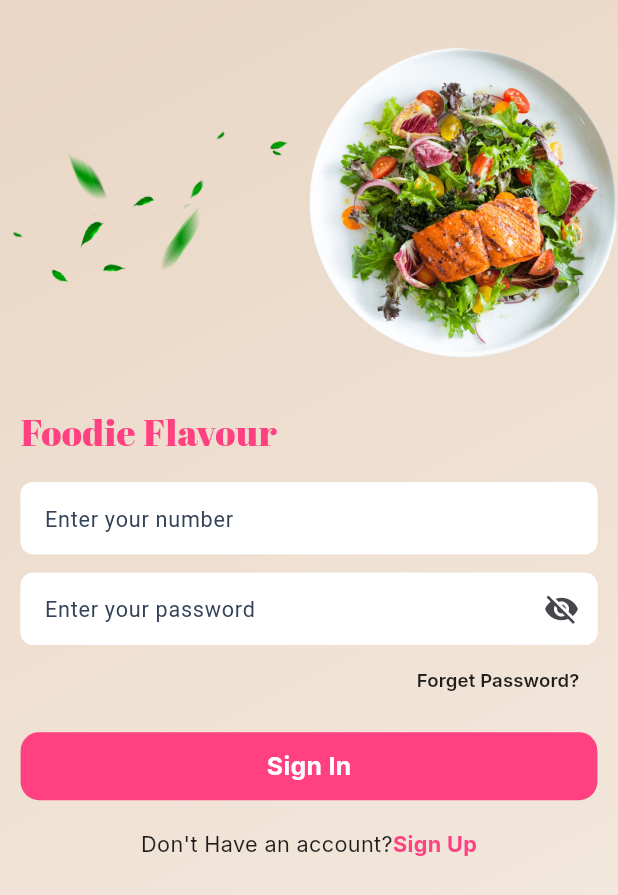
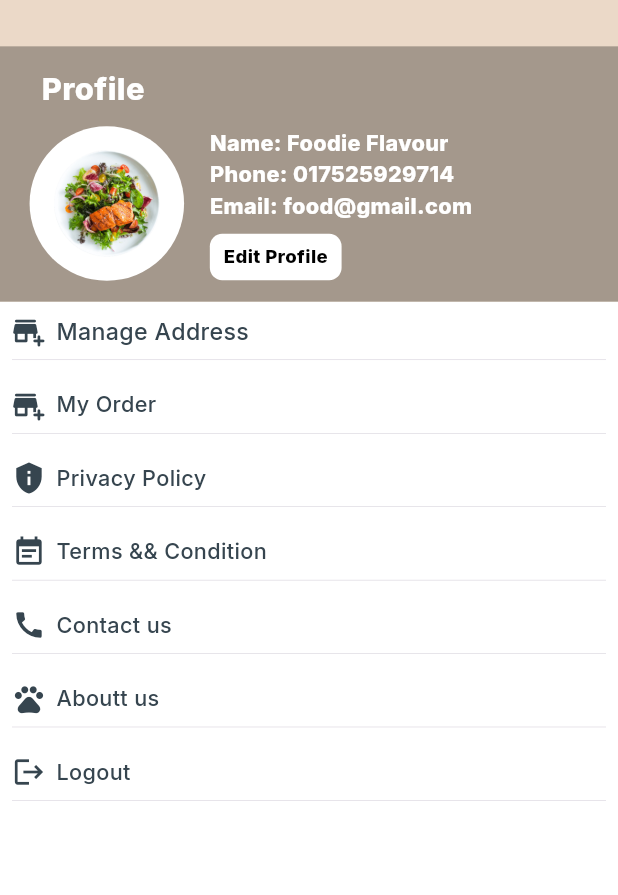
Before and after one commit to nurnabimiah/Foodie-User-App, a Flutter app: the screen it shows after launch, on a phone screen of 412 x 824 dp. Shown: the top 895 px of the screen. Run offline on Flutter 3.47's test engine with Material 2 defaults, Android fonts, the phone set to English and light mode, and no system bars; our stand-ins replace dio, flutter_screenutil, get, get_it, google_fonts, lottie and 2 more.

Commit message:
added: logout design (done)

```diff
--- a/lib/main.dart
+++ b/lib/main.dart
@@ -40,6 +40,7 @@ import 'package:foodie_resturent_user_app/view/screen/notification_screen/notifi
 import 'package:foodie_resturent_user_app/view/screen/onboarding_screen/onboarding_screen.dart';
 import 'package:foodie_resturent_user_app/view/screen/order_screen/my_order_screen.dart';
 import 'package:foodie_resturent_user_app/view/screen/order_screen/order_details_screen.dart';
+import 'package:foodie_resturent_user_app/view/screen/profile_screen/profile_screen.dart';
 import 'package:foodie_resturent_user_app/view/screen/splash_screen/splash_screen.dart';
 import 'package:get/get.dart';
 import 'di_container.dart' as di;
@@ -86,7 +87,8 @@ class MyApp extends StatelessWidget {
               useMaterial3: true,
               primarySwatch: Colors.red,
             ),
-            initialRoute: LoginScreen.routeName,
+            //initialRoute: LoginScreen.routeName,
+            initialRoute: ProfileScreen.routeName,
             getPages: [
               GetPage(name: SplashScreen.routeName, page: () => SplashScreen()),
               GetPage(name:OnbordingScreen.routeName, page: () => OnbordingScreen()),
@@ -99,6 +101,7 @@ class MyApp extends StatelessWidget {
               GetPage(name:OrderDetailsScreen.routeName, page: () => OrderDetailsScreen()),
               GetPage(name:FavouriteListScreen.routeName, page: () => FavouriteListScreen()),
               GetPage(name:NotificationScreen.routeName, page: () => NotificationScreen()),
+              GetPage(name:ProfileScreen.routeName, page: () => const ProfileScreen()),
             ],
           );
         });
--- /dev/null
+++ b/lib/view/screen/profile_screen/profile_screen.dart
@@ -0,0 +1,159 @@
+
+import 'package:flutter/material.dart';
+import 'package:flutter_screenutil/flutter_screenutil.dart';
+import 'package:foodie_resturent_user_app/utils/app_style.dart';
+
+import '../../../utils/app_color_resources/app_color_resources.dart';
+import '../../widget/profile_section_widget/profile_section_widget.dart';
+
+class ProfileScreen extends StatelessWidget {
+  static const String routeName = '/profile_route';
+  const ProfileScreen({Key? key}) : super(key: key);
+
+  @override
+  Widget build(BuildContext context) {
+    return Scaffold(
+      backgroundColor:AppColorResources.primaryColor.withOpacity(0.93),
+      body: Container(
+      width: double.infinity,
+
+        child: Column(
+          children: [
+            SizedBox(height: 30.h,),
+
+            //.....................profile section..............................
+            ProfileSection(),
+
+            //................profile section item .............................
+            Expanded(
+              child: Container(
+                decoration: BoxDecoration(
+                  color: AppColorResources.primaryWhiteColor,),
+
+                child: Padding(
+                  padding: const EdgeInsets.all(8.0),
+                  child: SingleChildScrollView(
+                    child: Column(
+                      children: [
+                        GestureDetector(
+                          onTap: (){},
+                          child: Row(
+                            children: [
+                              Icon(Icons.add_business_rounded,color: AppColorResources.subBlackColor,size: 22.sp,),
+                              SizedBox(width: 6.w,),
+                              Text('Manage Address',style: myStyleInter(15.sp,  AppColorResources.subBlackColor,FontWeight.w500),),
+                            ],
+                          ),
+                        ),
+                        Divider(thickness: 0.3,),
+                        SizedBox(height: 10.h,),
+
+                        //...........order......................................
+                        GestureDetector(
+                          onTap: (){},
+                          child: Row(
+                            children: [
+                              Icon(Icons.add_business_rounded,color: AppColorResources.subBlackColor,size: 22.sp,),
+                              SizedBox(width: 6.w,),
+                              Text('My Order',style: myStyleInter(14.sp,  AppColorResources.subBlackColor,FontWeight.w500),),
+                            ],
+                          ),
+                        ),
+                        Divider(thickness: 0.3,),
+                        SizedBox(height: 10.h,),
+
+                        //..........privacy policy................................
+                        GestureDetector(
+                          onTap: (){},
+                          child: Row(
+                            children: [
+                              Icon(Icons.privacy_tip,color: AppColorResources.subBlackColor,size: 22.sp,),
+                              SizedBox(width: 6.w,),
+                              Text('Privacy Policy',style: myStyleInter(14.sp,  AppColorResources.subBlackColor,FontWeight.w500),),
+                            ],
+                          ),
+                        ),
+                        Divider(thickness: 0.3,),
+                        SizedBox(height: 10.h,),
+
+
+                        //.......termas and condition...............................
+                        GestureDetector(
+                          onTap: (){},
+                          child: Row(
+                            children: [
+                              Icon(Icons.event_note,color: AppColorResources.subBlackColor,size: 22.sp,),
+                              SizedBox(width: 6.w,),
+                              Text('Terms && Condition',style: myStyleInter(14.sp,  AppColorResources.subBlackColor,FontWeight.w500),),
+                            ],
+                          ),
+                        ),
+                        Divider(thickness: 0.3,),
+                        SizedBox(height: 10.h,),
+
+
+
+                        //.......Contact us.......................................
+                        GestureDetector(
+                          onTap: (){},
+                          child: Row(
+                            children: [
+                              Icon(Icons.call,color: AppColorResources.subBlackColor,size: 22.sp,),
+                              SizedBox(width: 6.w,),
+                              Text('Contact us',style: myStyleInter(14.sp,  AppColorResources.subBlackColor,FontWeight.w500),),
+                            ],
+                          ),
+                        ),
+                        Divider(thickness: 0.3,),
+                        SizedBox(height: 10.h,),
+
+
+
+                        //.......Contact us.......................................
+                        GestureDetector(
+                          onTap: (){},
+                          child: Row(
+                            children: [
+                              Icon(Icons.pets_outlined,color: AppColorResources.subBlackColor,size: 22.sp,),
+                              SizedBox(width: 6.w,),
+                              Text('Aboutt us',style: myStyleInter(14.sp,  AppColorResources.subBlackColor,FontWeight.w500),),
+                            ],
+                          ),
+                        ),
+                        Divider(thickness: 0.3,),
+                        SizedBox(height: 10.h,),
+
+
+
+                        //.......Logout.......................................
+                        GestureDetector(
+                          onTap: (){},
+                          child: Row(
+                            children: [
+                              Icon(Icons.logout,color: AppColorResources.subBlackColor,size: 22.sp,),
+                              SizedBox(width: 6.w,),
+                              Text('Logout',style: myStyleInter(14.sp,  AppColorResources.subBlackColor,FontWeight.w500),),
+                            ],
+                          ),
+                        ),
+                        Divider(thickness: 0.3,),
+                        SizedBox(height: 10.h,),
+
+
+                      ],
+                    ),
+                  ),
+                ),
+
+                ),
+
+              ),
+
+          ],
+        ),
+
+
+      ),
+    );
+  }
+}
--- /dev/null
+++ b/lib/view/widget/profile_section_widget/profile_section_widget.dart
@@ -0,0 +1,85 @@
+
+
+
+import 'package:flutter/material.dart';
+import 'package:flutter_screenutil/flutter_screenutil.dart';
+import '../../../utils/app_color_resources/app_color_resources.dart';
+import '../../../utils/app_style.dart';
+
+class ProfileSection extends StatelessWidget {
+  const ProfileSection({
+    super.key,
+  });
+
+  @override
+  Widget build(BuildContext context) {
+    return Container(
+      //height: 200.h,
+      width: double.infinity,
+      decoration: BoxDecoration(color: AppColorResources.primaryBlack.withOpacity(0.3)),
+      child: Padding(
+        padding: const EdgeInsets.all(14.0),
+        child: Column(
+          crossAxisAlignment: CrossAxisAlignment.start,
+          mainAxisAlignment: MainAxisAlignment.start,
+          children: [
+            Padding(
+              padding: EdgeInsets.only(left: 12.0.w),
+              child: Text('Profile',style: myStyleInter(20.sp, Colors.white,FontWeight.w800),),
+            ),
+
+
+            ///..................profile picture..................................
+            SizedBox(height: 10.h,),
+            Row(
+              children: [
+                Container(
+
+                  height: 100.h,
+                  width: 100.w,
+                  decoration: BoxDecoration(
+                      color: Colors.white,
+                      shape: BoxShape.circle
+                  ),
+                  child: Padding(
+                    padding: const EdgeInsets.all(16.0),
+                    child: Image.asset('assets/images/login_page_image.png', height: 270.0),
+                  ),
+
+                ),
+                SizedBox(width: 10.w,),
+                Column(
+                  crossAxisAlignment: CrossAxisAlignment.start,
+                  children: [
+                    Text('Name: Foodie Flavour',style: myStyleInter(14.sp, Colors.white,FontWeight.w800),),
+                    Text('Phone: 017525929714',style: myStyleInter(14.sp, Colors.white,FontWeight.w800),),
+                    Text('Email: food@gmail.com',style: myStyleInter(14.sp, Colors.white,FontWeight.w800),),
+                    SizedBox(height: 8.h,),
+                    GestureDetector(
+                      onTap: (){},
+                      child: Container(
+                        height: 30.h,
+                        decoration: BoxDecoration(
+                            color: AppColorResources.primaryWhiteColor,
+                            borderRadius: BorderRadius.all(Radius.circular(8.r))
+                        ),
+                        child:Center(child: Padding(
+                          padding:  EdgeInsets.only(left: 8.0.w,right: 8.0.w),
+                          child: Text('Edit Profile',style: myStyleInter(12.sp,AppColorResources.primaryBlack,FontWeight.w800),),
+                        )),
+                      ),
+                    )
+
+                  ],
+                )
+              ],
+            ),
+
+          ],
+        ),
+      ),
+
+
+    );
+  }
+}
```
